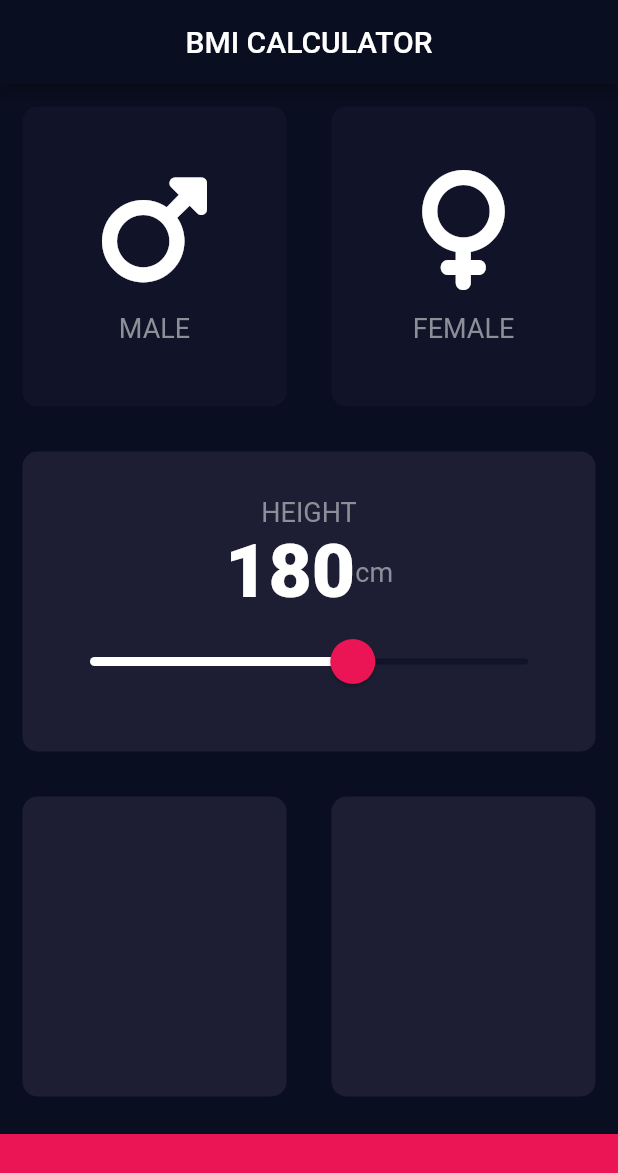
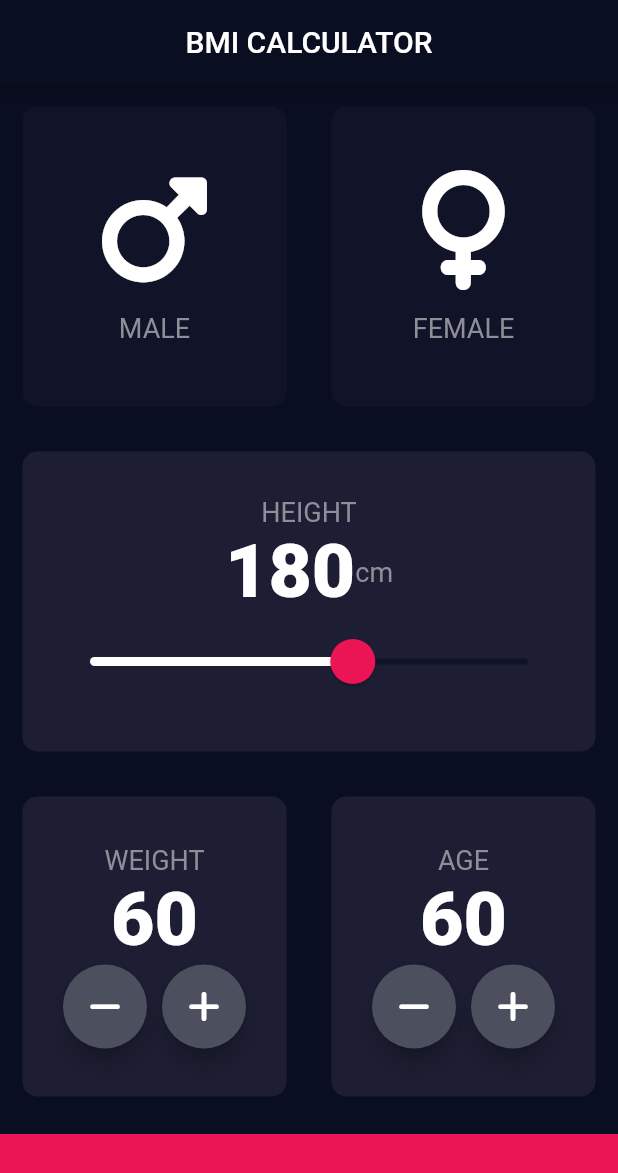
Before and after one commit to TimaevVladislav/flutter_bmi, a Flutter app: the screen it shows after launch, on a phone screen of 412 x 824 dp. Shown: the top 1173 px of the screen. Run offline on Flutter 3.47's test engine with Material 2 defaults, Android fonts, the phone set to English and light mode, and no system bars; our stand-ins replace font_awesome_flutter.

Commit message:
add:button widget

```diff
--- a/lib/screens/input.dart
+++ b/lib/screens/input.dart
@@ -1,4 +1,5 @@
 import 'package:flutter/material.dart';
+import 'package:flutter_bmi/widgets/button.dart';
 import 'package:flutter_bmi/widgets/card.dart';
 import 'package:flutter_bmi/widgets/icon.dart';
 import 'package:flutter_bmi/store/colors.dart';
@@ -15,6 +16,7 @@ enum Gender { male, female, gender }
 class _InputPageState extends State<InputPage> {
   Gender gender = Gender.gender;
   int height = 180;
+  int weight = 60;
 
   @override
   Widget build(BuildContext context) {
@@ -97,9 +99,58 @@ class _InputPageState extends State<InputPage> {
             ],
           ),
           Row(
-            children: [
-              Expanded(child: CustomCard(color: activeCard, child: Column())),
-              Expanded(child: CustomCard(color: activeCard, child: Column()))
+            children: <Widget>[
+              Expanded(
+                  child: CustomCard(
+                      color: activeCard,
+                      child: Column(
+                          mainAxisAlignment: MainAxisAlignment.center,
+                          crossAxisAlignment: CrossAxisAlignment.center,
+                          textBaseline: TextBaseline.alphabetic,
+                          children: <Widget>[
+                            Text("WEIGHT", style: titles),
+                            Row(
+                              mainAxisAlignment: MainAxisAlignment.center,
+                              children: <Widget>[
+                                Text(weight.toString(), style: counterTitle)
+                              ],
+                            ),
+                            Row(
+                                mainAxisAlignment: MainAxisAlignment.center,
+                                children: <Widget>[
+                                  RoundActionButton(
+                                      icon: Icon(FontAwesomeIcons.minus)),
+                                  SizedBox(width: 10.0),
+                                  RoundActionButton(
+                                      icon: Icon(FontAwesomeIcons.plus))
+                                ])
+                          ]))),
+              Expanded(
+                  child: CustomCard(
+                      color: activeCard,
+                      child: Column(
+                          mainAxisAlignment: MainAxisAlignment.center,
+                          crossAxisAlignment: CrossAxisAlignment.center,
+                          textBaseline: TextBaseline.alphabetic,
+                          children: <Widget>[
+                            Text("AGE", style: titles),
+                            Row(
+                              mainAxisAlignment: MainAxisAlignment.center,
+                              children: <Widget>[
+                                Text(weight.toString(), style: counterTitle)
+                              ],
+                            ),
+                            Row(
+                              mainAxisAlignment: MainAxisAlignment.center,
+                              children: <Widget>[
+                                RoundActionButton(
+                                    icon: Icon(FontAwesomeIcons.minus)),
+                                SizedBox(width: 10.0),
+                                RoundActionButton(
+                                    icon: Icon(FontAwesomeIcons.plus))
+                              ],
+                            )
+                          ])))
             ],
           ),
           Container(
```
